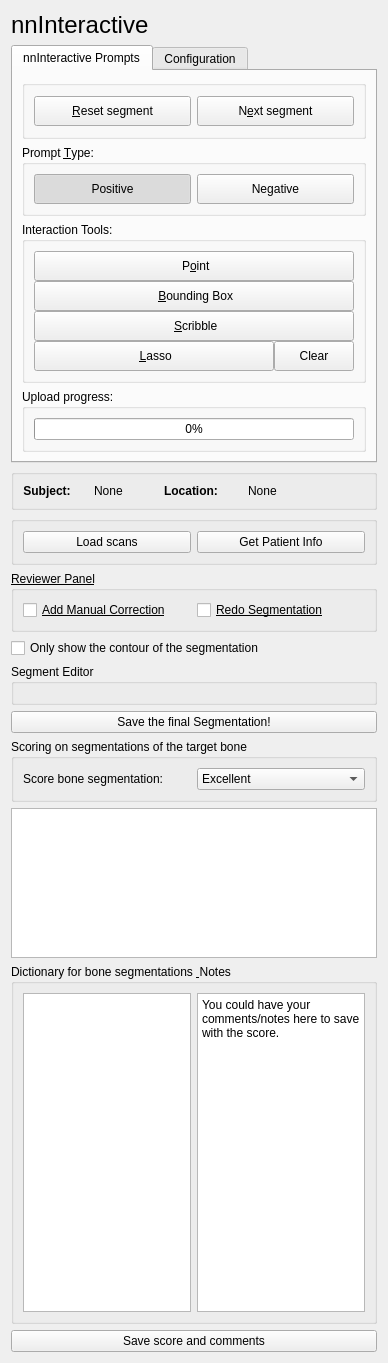
xinyiwan/SlicerNNInteractive_BT, file slicer_plugin/SlicerNNInteractive/Resources/UI/SlicerNNInteractive.ui: the form before one commit.
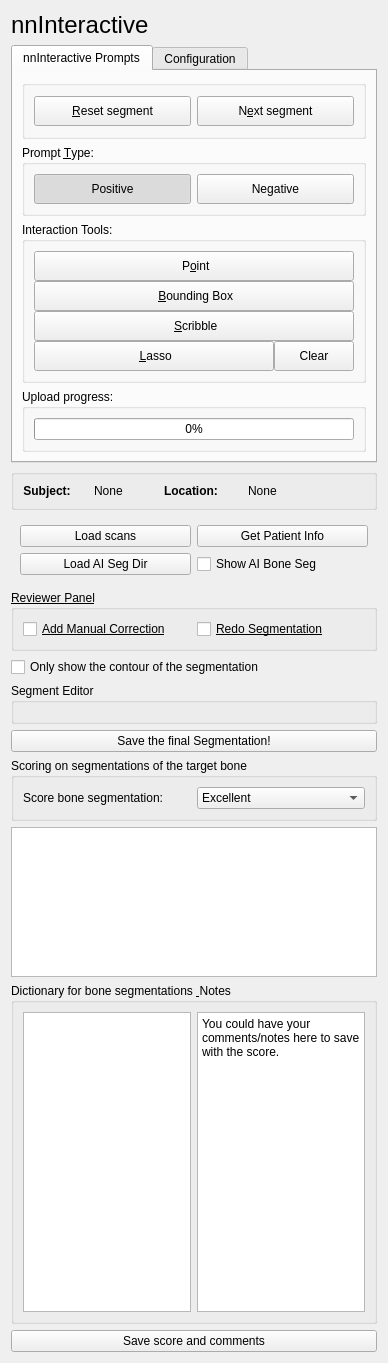
The form after the commit. Custom widgets are drawn as their Qt base class.

Commit message: try update with totalseg

Patch:
```diff
--- a/slicer_plugin/SlicerNNInteractive/Resources/UI/SlicerNNInteractive.ui
+++ b/slicer_plugin/SlicerNNInteractive/Resources/UI/SlicerNNInteractive.ui
@@ -435,11 +435,10 @@
     </widget>
    </item>
    <item>
-    <widget class="QGroupBox" name="groupBox_4">
-     <property name="title">
-      <string/>
-     </property>
-     <layout class="QHBoxLayout" name="horizontalLayout_7">
+    <widget class="QWidget" name="widget" native="true">
+     <layout class="QVBoxLayout" name="verticalLayout_scan_controls">
+      <item>
+       <layout class="QHBoxLayout" name="horizontalLayout_3">
       <item>
        <widget class="QPushButton" name="LoadScanButton">
         <property name="text">
@@ -453,6 +452,32 @@
          <string>Get Patient Info</string>
         </property>
        </widget>
+        </item>
+       </layout>
+      </item>
+      <item>
+       <layout class="QHBoxLayout" name="horizontalLayout_seg">
+        <item>
+         <widget class="QPushButton" name="LoadSegDirButton">
+          <property name="toolTip">
+           <string>Select the base directory containing AI bone segmentations (segmentations.nii.gz)</string>
+          </property>
+          <property name="text">
+           <string>Load AI Seg Dir</string>
+          </property>
+         </widget>
+        </item>
+        <item>
+         <widget class="QCheckBox" name="ShowSegCheckBox">
+          <property name="toolTip">
+           <string>Show/hide the AI bone segmentation for the current image</string>
+          </property>
+          <property name="text">
+           <string>Show AI Bone Seg</string>
+          </property>
+         </widget>
+        </item>
+       </layout>
       </item>
      </layout>
     </widget>
```
Lines whose indentation alone changed are shown as unchanged. The commit also changes 1 other file.
